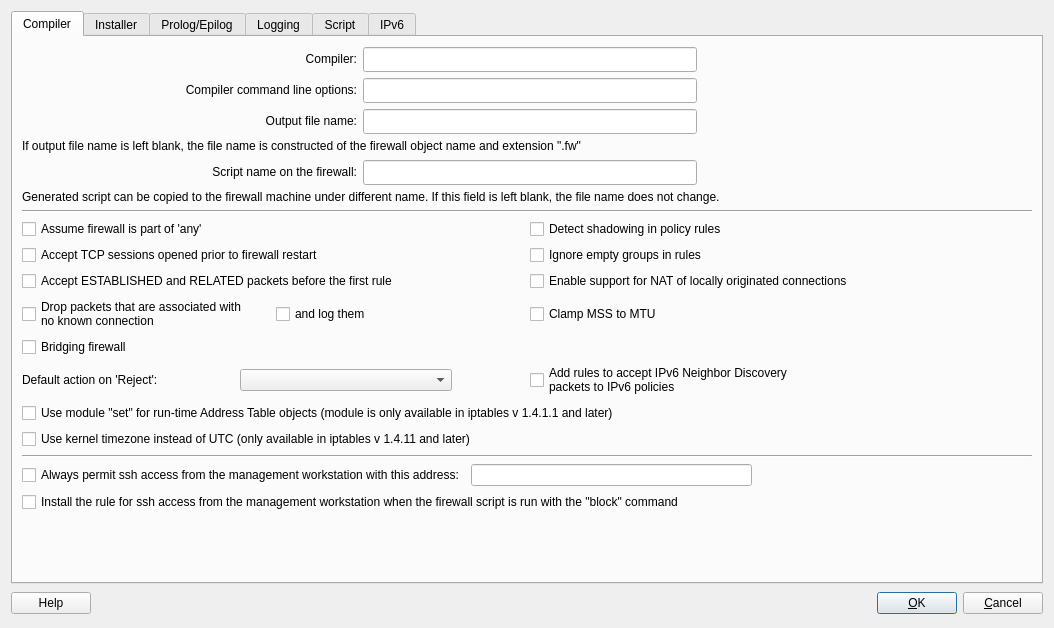
Qt form src/libgui/iptadvanceddialog_q.ui (amarce/fwbuilder) before a commit.
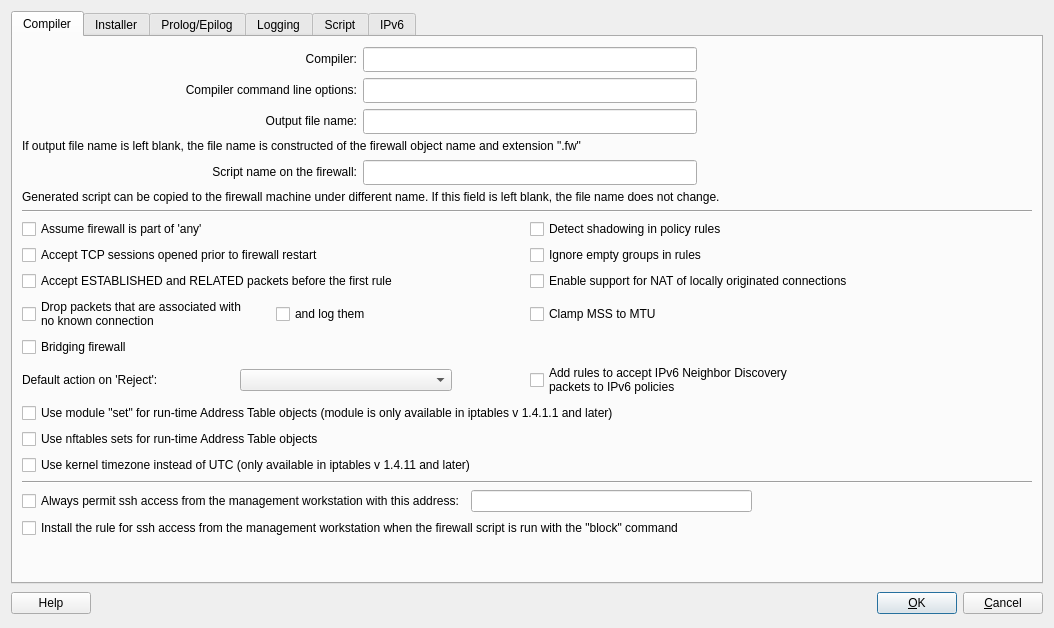
The same form after that commit.

Commit message: Add nftables runtime address table support

The edit to the form file:
```diff
--- a/src/libgui/iptadvanceddialog_q.ui
+++ b/src/libgui/iptadvanceddialog_q.ui
@@ -482,6 +482,13 @@
           </widget>
          </item>
          <item row="7" column="0" colspan="2">
+         <widget class="QCheckBox" name="useNftSets">
+          <property name="text">
+           <string>Use nftables sets for run-time Address Table objects</string>
+          </property>
+         </widget>
+        </item>
+        <item row="8" column="0" colspan="2">
           <widget class="QCheckBox" name="useKernelTz">
            <property name="text">
             <string>Use kernel timezone instead of UTC (only available in iptables v 1.4.11 and later)</string>
```
Lines whose indentation alone changed are shown as unchanged. The commit also changes 7 other files.
